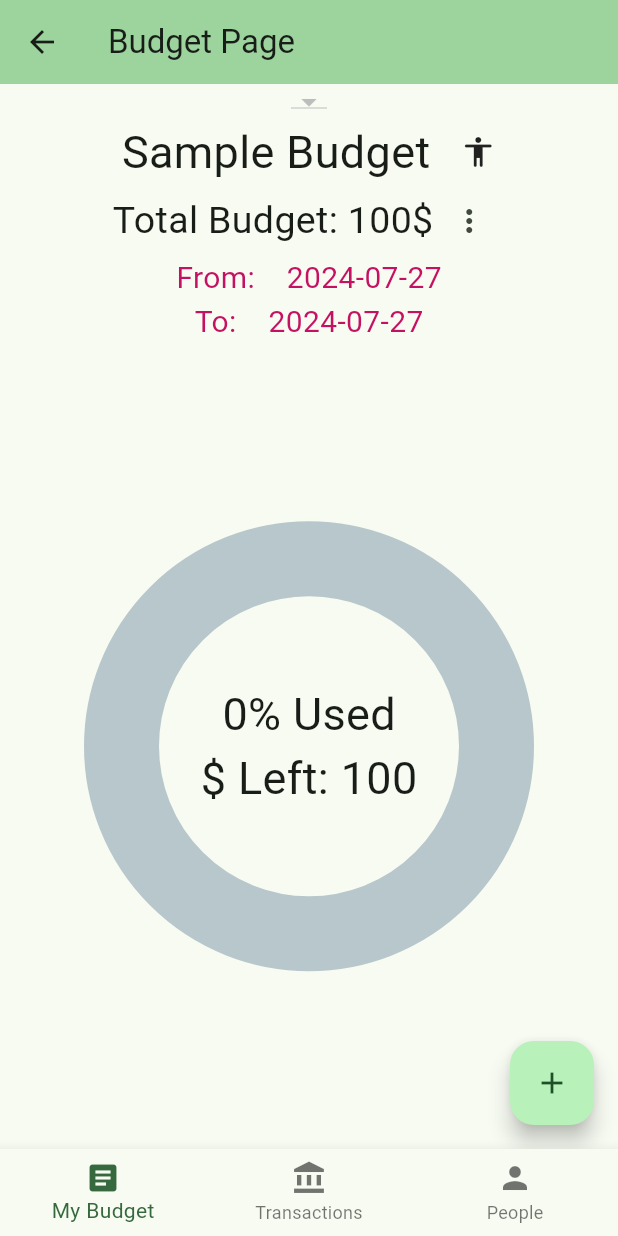
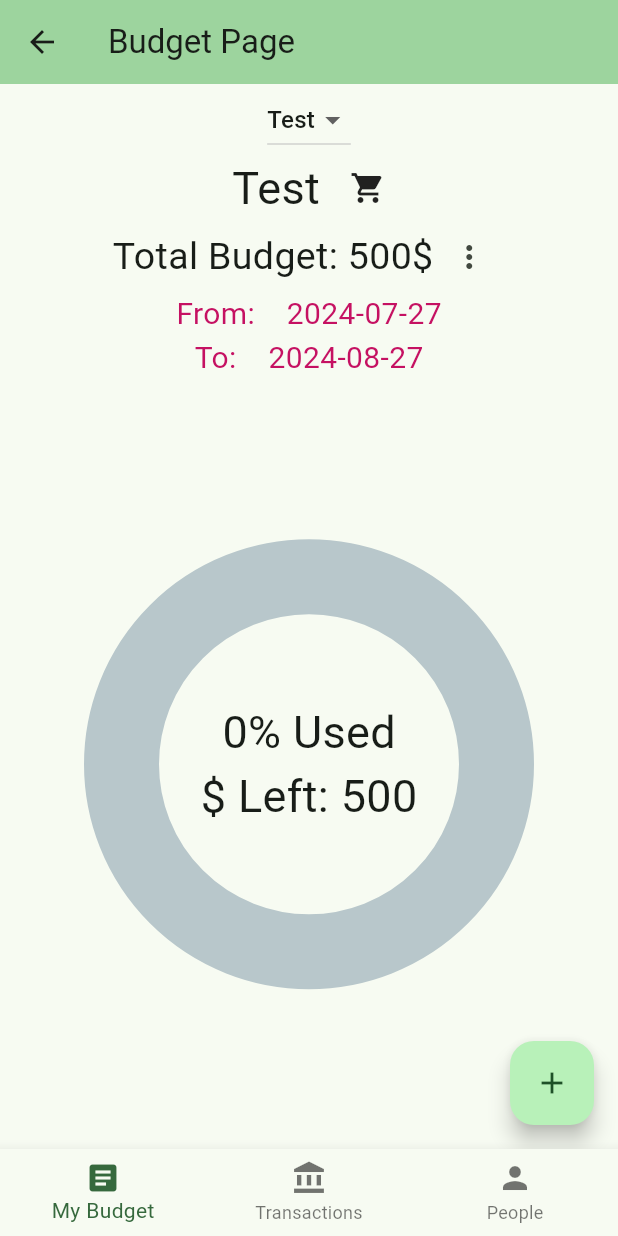
Before and after one commit to KushParmar07/Econowise, a Flutter app: the BudgetScreen screen opened directly, after a tap on "Create Budget", on a phone screen of 412 x 824 dp. Run offline on Flutter 3.47's test engine with Material 3 defaults, Android fonts, the light colour scheme and no system bars; drawn by our look-alikes of percent_indicator.

Commit message:
Impleneted Provider With Budgets

```diff
--- a/lib/budget_page.dart
+++ b/lib/budget_page.dart
@@ -1,8 +1,9 @@
+import 'package:econowise/save_data.dart';
 import 'package:flutter/material.dart';
 import 'budget.dart';
 import 'package:percent_indicator/percent_indicator.dart';
-import 'transaction.dart';
 import 'create_budget.dart';
+import 'package:provider/provider.dart';
 
 class BudgetPage extends StatefulWidget {
   const BudgetPage({
@@ -19,8 +20,6 @@ class BudgetPage extends StatefulWidget {
 class _BudgetPageState extends State<BudgetPage> {
   late TextEditingController goalController;
   late TextEditingController budgetController;
-  late List<Transaction> transactions = [];
-  late List<Budget> currentBudgets = [];
   late Budget currentBudget;
   int totalSpent = 0;
   late DateTime startDate;
@@ -68,8 +67,10 @@ class _BudgetPageState extends State<BudgetPage> {
     goalController = TextEditingController();
     budgetController = TextEditingController();
 
-    if (currentBudgets.isNotEmpty) {
-      currentBudget = currentBudgets[currentBudgets.length - 1];
+    if (context.read<SaveData>().budgets.isNotEmpty) {
+      currentBudget = context
+          .read<SaveData>()
+          .budgets[context.read<SaveData>().budgets.length - 1];
     } else {
       currentBudget = Budget("Sample Budget", 100, DateTime.now(),
           DateTime.now(), Icons.accessibility_rounded);
@@ -81,7 +82,7 @@ class _BudgetPageState extends State<BudgetPage> {
 
   void updateTransactions() {
     totalSpent = 0;
-    for (var transaction in transactions) {
+    for (var transaction in context.read<SaveData>().transactions) {
       if (transaction.spent &&
           transaction.date!.isAfter(startDate) &&
           transaction.date!.isBefore(endDate)) {
@@ -96,9 +97,11 @@ class _BudgetPageState extends State<BudgetPage> {
 
   void deleteBudget(Budget budget) {
     setState(() {
-      currentBudgets.remove(budget);
-      if (currentBudgets.isNotEmpty) {
-        currentBudget = currentBudgets[currentBudgets.length - 1];
+      context.read<SaveData>().deleteBudget(budget);
+      if (context.read<SaveData>().budgets.isNotEmpty) {
+        currentBudget = context
+            .read<SaveData>()
+            .budgets[context.read<SaveData>().budgets.length - 1];
       }
     });
   }
@@ -122,14 +125,16 @@ class _BudgetPageState extends State<BudgetPage> {
           tooltip: "Create Budget",
           child: const Icon(Icons.add),
         ),
-        body: Row(
+        body: Consumer<SaveData>(builder: (context, data, child) {
+          return data.budgets.isNotEmpty
+              ? Row(
                   mainAxisAlignment: MainAxisAlignment.center,
                   children: [
                     Column(
                       children: [
                         DropdownButton(
                           value: currentBudget,
-                  items: currentBudgets
+                          items: data.budgets
                               .map((budget) => DropdownMenuItem(
                                   value: budget, child: Text(budget.goal)))
                               .toList(),
@@ -210,7 +215,8 @@ class _BudgetPageState extends State<BudgetPage> {
                                     currentBudget.totalUsed /
                                             currentBudget.budgetAmount >=
                                         0
-                        ? currentBudget.totalUsed / currentBudget.budgetAmount
+                                ? currentBudget.totalUsed /
+                                    currentBudget.budgetAmount
                                 : 1,
                             center: Column(
                               mainAxisAlignment: MainAxisAlignment.center,
@@ -227,12 +233,15 @@ class _BudgetPageState extends State<BudgetPage> {
                                 ),
                               ],
                             ),
-                    progressColor: const Color.fromARGB(255, 175, 41, 41),
+                            progressColor:
+                                const Color.fromARGB(255, 175, 41, 41),
                           ),
                         ),
                       ],
                     ),
                   ],
-        ));
+                )
+              : const Center(child: Text("Please Create A Budget"));
+        }));
   }
 }
--- a/lib/create_budget.dart
+++ b/lib/create_budget.dart
@@ -1,6 +1,8 @@
+import 'package:econowise/save_data.dart';
 import 'package:flutter/material.dart';
 import 'budget.dart';
 import 'navigation_bar.dart';
+import 'package:provider/provider.dart';
 
 class BudgetScreen extends StatefulWidget {
   const BudgetScreen({
@@ -117,7 +119,7 @@ class _BudgetScreenState extends State<BudgetScreen> {
     if (widget.currentBudget == null) {
       if (_budgetTitleController.text != "" &&
           _budgetAmountController.text != "") {
-        currentBudgets.add(Budget(
+        context.read<SaveData>().addBudget(Budget(
             _budgetTitleController.text,
             int.parse(_budgetAmountController.text),
             _startSelectedDate,
@@ -125,10 +127,12 @@ class _BudgetScreenState extends State<BudgetScreen> {
             _selectedIcon));
       }
     } else {
-      currentBudgets.remove(widget.currentBudget);
       if (_budgetTitleController.text != "" &&
           _budgetAmountController.text != "") {
-        currentBudgets.add(Budget(
+        context.read<SaveData>().deleteBudget(widget.currentBudget ??
+            Budget(
+                "Placeholder", 100, DateTime.now(), DateTime.now(), Icons.abc));
+        context.read<SaveData>().addBudget(Budget(
             _budgetTitleController.text,
             int.parse(_budgetAmountController.text),
             _startSelectedDate,
@@ -371,9 +375,11 @@ class _BudgetScreenState extends State<BudgetScreen> {
                           child: Container(
                             constraints: const BoxConstraints(minHeight: 60),
                             alignment: Alignment.center,
-                            child: const Text(
-                              'Create Budget',
-                              style: TextStyle(
+                            child: Text(
+                              widget.currentBudget == null
+                                  ? 'Create Budget'
+                                  : 'Save Budget',
+                              style: const TextStyle(
                                 fontSize: 20,
                                 fontWeight: FontWeight.bold,
                                 color: Colors.white,
--- a/lib/save_data.dart
+++ b/lib/save_data.dart
@@ -4,7 +4,10 @@ import 'budget.dart';
 
 class SaveData extends ChangeNotifier {
   final List<Transaction> _transactions = [];
-  final List<Budget> _budgets = [];
+  final List<Budget> _budgets = [
+    Budget("Test", 500, DateTime.now(), DateTime.now().add(Duration(days: 31)),
+        Icons.shopping_cart)
+  ];
 
   List<Transaction> get transactions => _transactions;
   List<Budget> get budgets => _budgets;
--- a/lib/transactions_page.dart
+++ b/lib/transactions_page.dart
@@ -125,8 +125,8 @@ class _TransactionsPageState extends State<TransactionsPage> {
         backgroundColor: Theme.of(context).colorScheme.inversePrimary,
         title: Text(widget.title),
       ),
-      body: Consumer<SaveData>(builder: (context, transaction, child) {
-        return TransactionsList(transaction.transactions);
+      body: Consumer<SaveData>(builder: (context, data, child) {
+        return TransactionsList(data.transactions);
       }),
       floatingActionButton: FloatingActionButton(
         onPressed: openDialog,
```
Lines whose indentation alone changed are shown as unchanged.
